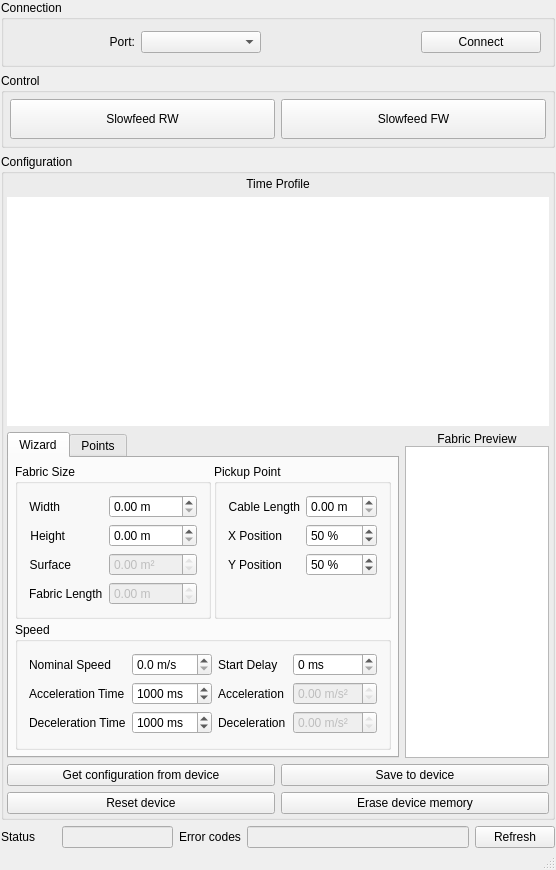
Qt form tools/ABK_config/ABK_config.ui (exmachina-dev/ABK-firmware) before a commit.
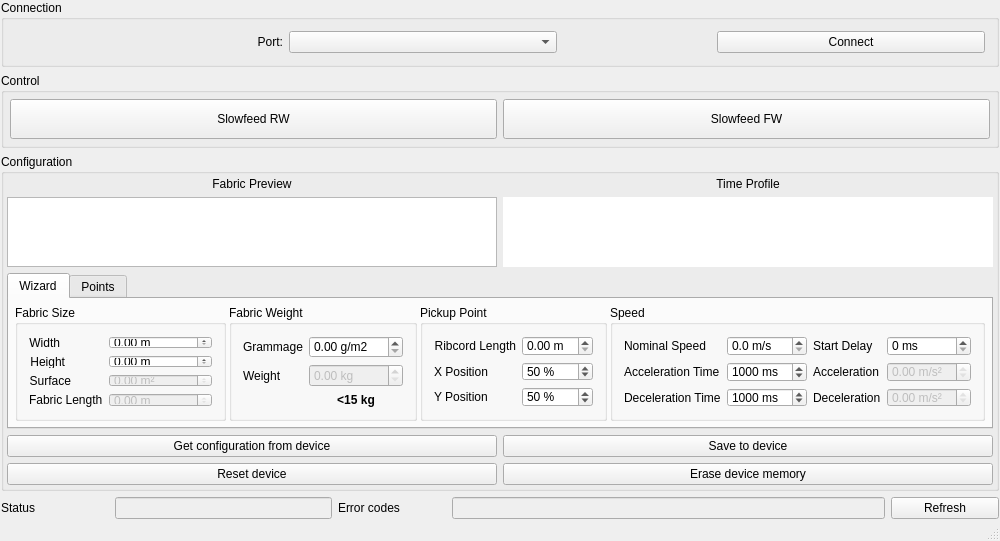
The same form after that commit. Icons and pictures are not drawn.

Commit message: - Added grammage/weight groupbox - disabled spinbox choice for max speed and speed factor, seted at 7.5 and 3.5 - modified layout disposition - setted <15kg label

```diff
--- a/tools/ABK_config/ABK_config.ui
+++ b/tools/ABK_config/ABK_config.ui
@@ -5,18 +5,21 @@
   <property name="windowModality">
    <enum>Qt::NonModal</enum>
   </property>
+  <property name="enabled">
+   <bool>true</bool>
+  </property>
   <property name="geometry">
    <rect>
     <x>0</x>
     <y>0</y>
-    <width>556</width>
-    <height>870</height>
+    <width>1000</width>
+    <height>541</height>
    </rect>
   </property>
   <property name="minimumSize">
    <size>
-    <width>555</width>
-    <height>870</height>
+    <width>1000</width>
+    <height>541</height>
    </size>
   </property>
   <property name="palette">
@@ -186,7 +189,7 @@
         </property>
         <property name="minimumSize">
          <size>
-          <width>450</width>
+          <width>850</width>
           <height>0</height>
          </size>
         </property>
@@ -207,9 +210,18 @@
           <number>3</number>
          </property>
          <item>
-          <layout class="QGridLayout" name="gridLayout_7" rowstretch="1,1000">
-           <item row="0" column="0">
+          <layout class="QGridLayout" name="gridLayout_7" rowstretch="1,1000" rowminimumheight="0,0">
+           <property name="horizontalSpacing">
+            <number>6</number>
+           </property>
+           <item row="0" column="1">
             <widget class="QLabel" name="label">
+             <property name="sizePolicy">
+              <sizepolicy hsizetype="Preferred" vsizetype="Preferred">
+               <horstretch>0</horstretch>
+               <verstretch>0</verstretch>
+              </sizepolicy>
+             </property>
              <property name="text">
               <string>Time Profile</string>
              </property>
@@ -218,7 +230,7 @@
              </property>
             </widget>
            </item>
-           <item row="1" column="0">
+           <item row="1" column="1">
             <widget class="QGraphicsView" name="profileView">
              <property name="sizePolicy">
               <sizepolicy hsizetype="MinimumExpanding" vsizetype="MinimumExpanding">
@@ -269,6 +281,39 @@
              </property>
             </widget>
            </item>
+           <item row="1" column="0">
+            <layout class="QVBoxLayout" name="verticalLayout_2" stretch="0">
+             <property name="spacing">
+              <number>0</number>
+             </property>
+             <item>
+              <widget class="QGraphicsView" name="fabricView">
+               <property name="lineWidth">
+                <number>2</number>
+               </property>
+               <property name="verticalScrollBarPolicy">
+                <enum>Qt::ScrollBarAlwaysOff</enum>
+               </property>
+               <property name="horizontalScrollBarPolicy">
+                <enum>Qt::ScrollBarAlwaysOff</enum>
+               </property>
+               <property name="sizeAdjustPolicy">
+                <enum>QAbstractScrollArea::AdjustToContents</enum>
+               </property>
+              </widget>
+             </item>
+            </layout>
+           </item>
+           <item row="0" column="0">
+            <widget class="QLabel" name="label_2">
+             <property name="text">
+              <string>Fabric Preview</string>
+             </property>
+             <property name="alignment">
+              <set>Qt::AlignCenter</set>
+             </property>
+            </widget>
+           </item>
           </layout>
          </item>
          <item>
@@ -287,7 +332,7 @@
              <property name="minimumSize">
               <size>
                <width>0</width>
-               <height>286</height>
+               <height>50</height>
               </size>
              </property>
              <property name="currentIndex">
@@ -303,7 +348,7 @@
               <property name="minimumSize">
                <size>
                 <width>0</width>
-                <height>257</height>
+                <height>100</height>
                </size>
               </property>
               <property name="accessibleName">
@@ -312,7 +357,7 @@
               <attribute name="title">
                <string>Wizard</string>
               </attribute>
-              <layout class="QGridLayout" name="gridLayout_8" columnstretch="1,1">
+              <layout class="QGridLayout" name="gridLayout_8" columnstretch="1,0,0,0,0,0">
                <property name="leftMargin">
                 <number>6</number>
                </property>
@@ -328,7 +373,69 @@
                <property name="spacing">
                 <number>3</number>
                </property>
-               <item row="1" column="1">
+               <item row="1" column="2" colspan="2">
+                <widget class="QGroupBox" name="fabricWeightGroupBox">
+                 <property name="title">
+                  <string>Fabric Weight</string>
+                 </property>
+                 <layout class="QFormLayout" name="formLayout_4">
+                  <item row="0" column="0">
+                   <widget class="QLabel" name="fabricGrammageLabel">
+                    <property name="text">
+                     <string>Grammage</string>
+                    </property>
+                   </widget>
+                  </item>
+                  <item row="1" column="0">
+                   <widget class="QLabel" name="fabricWeightLabel">
+                    <property name="text">
+                     <string>Weight</string>
+                    </property>
+                   </widget>
+                  </item>
+                  <item row="0" column="1">
+                   <widget class="QDoubleSpinBox" name="fabricGrammageDoubleSpinBox">
+                    <property name="suffix">
+                     <string> g/m2</string>
+                    </property>
+                    <property name="maximum">
+                     <double>999.899999999999977</double>
+                    </property>
+                   </widget>
+                  </item>
+                  <item row="1" column="1">
+                   <widget class="QDoubleSpinBox" name="fabricWeightDoubleSpinBox">
+                    <property name="enabled">
+                     <bool>false</bool>
+                    </property>
+                    <property name="suffix">
+                     <string> kg</string>
+                    </property>
+                   </widget>
+                  </item>
+                  <item row="2" column="1">
+                   <widget class="QLabel" name="fabricWeightLimitLabel">
+                    <property name="font">
+                     <font>
+                      <weight>75</weight>
+                      <bold>true</bold>
+                     </font>
+                    </property>
+                    <property name="text">
+                     <string> &lt;15 kg</string>
+                    </property>
+                    <property name="textFormat">
+                     <enum>Qt::AutoText</enum>
+                    </property>
+                    <property name="alignment">
+                     <set>Qt::AlignCenter</set>
+                    </property>
+                   </widget>
+                  </item>
+                 </layout>
+                </widget>
+               </item>
+               <item row="1" column="4">
                 <widget class="QGroupBox" name="pickupPointGroupBox">
                  <property name="sizePolicy">
                   <sizepolicy hsizetype="Preferred" vsizetype="MinimumExpanding">
@@ -339,13 +446,33 @@
                  <property name="minimumSize">
                   <size>
                    <width>0</width>
-                   <height>132</height>
+                   <height>100</height>
                   </size>
                  </property>
                  <property name="title">
                   <string>Pickup Point</string>
                  </property>
                  <layout class="QFormLayout" name="formLayout_2">
+                  <item row="0" column="0">
+                   <widget class="QLabel" name="cableLengthLabel">
+                    <property name="text">
+                     <string>Ribcord Length</string>
+                    </property>
+                    <property name="alignment">
+                     <set>Qt::AlignRight|Qt::AlignTrailing|Qt::AlignVCenter</set>
+                    </property>
+                   </widget>
+                  </item>
+                  <item row="0" column="1">
+                   <widget class="QDoubleSpinBox" name="cableLengthDoubleSpinBox">
+                    <property name="suffix">
+                     <string> m</string>
+                    </property>
+                    <property name="maximum">
+                     <double>50.000000000000000</double>
+                    </property>
+                   </widget>
+                  </item>
                   <item row="1" column="0">
                    <widget class="QLabel" name="pickupPointXLabel">
                     <property name="text">
@@ -372,22 +499,6 @@
                     </property>
                    </widget>
                   </item>
-                  <item row="2" column="1">
-                   <widget class="QSpinBox" name="pickupPointYSpinBox">
-                    <property name="suffix">
-                     <string> %</string>
-                    </property>
-                    <property name="maximum">
-                     <number>100</number>
-                    </property>
-                    <property name="singleStep">
-                     <number>5</number>
-                    </property>
-                    <property name="value">
-                     <number>50</number>
-                    </property>
-                   </widget>
-                  </item>
                   <item row="2" column="0">
                    <widget class="QLabel" name="pickupPointYLabel">
                     <property name="text">
@@ -395,30 +506,26 @@
                     </property>
                    </widget>
                   </item>
-                  <item row="0" column="1">
-                   <widget class="QDoubleSpinBox" name="cableLengthDoubleSpinBox">
+                  <item row="2" column="1">
+                   <widget class="QSpinBox" name="pickupPointYSpinBox">
                     <property name="suffix">
-                     <string> m</string>
+                     <string> %</string>
                     </property>
                     <property name="maximum">
-                     <double>50.000000000000000</double>
+                     <number>100</number>
                     </property>
-                   </widget>
-                  </item>
-                  <item row="0" column="0">
-                   <widget class="QLabel" name="cableLengthLabel">
-                    <property name="text">
-                     <string>Cable Length</string>
+                    <property name="singleStep">
+                     <number>5</number>
                     </property>
-                    <property name="alignment">
-                     <set>Qt::AlignRight|Qt::AlignTrailing|Qt::AlignVCenter</set>
+                    <property name="value">
+                     <number>50</number>
                     </property>
                    </widget>
                   </item>
                  </layout>
                 </widget>
                </item>
-               <item row="2" column="0" colspan="2">
+               <item row="1" column="5">
                 <widget class="QGroupBox" name="speedGroupBox">
                  <property name="sizePolicy">
                   <sizepolicy hsizetype="Preferred" vsizetype="MinimumExpanding">
@@ -429,7 +536,7 @@
                  <property name="minimumSize">
                   <size>
                    <width>0</width>
-                   <height>110</height>
+                   <height>100</height>
                   </size>
                  </property>
                  <property name="title">
@@ -582,7 +689,7 @@
                  <property name="minimumSize">
                   <size>
                    <width>0</width>
-                   <height>132</height>
+                   <height>100</height>
                   </size>
                  </property>
                  <property name="title">
@@ -639,13 +746,6 @@
                     </property>
                    </widget>
                   </item>
-                  <item row="3" column="0">
-                   <widget class="QLabel" name="fabricLengthLabel">
-                    <property name="text">
-                     <string>Fabric Length</string>
-                    </property>
-                   </widget>
-                  </item>
                   <item row="2" column="1">
                    <widget class="QDoubleSpinBox" name="fabricSurfaceDoubleSpinBox">
                     <property name="enabled">
@@ -668,6 +768,13 @@
                     </property>
                    </widget>
                   </item>
+                  <item row="3" column="0">
+                   <widget class="QLabel" name="fabricLengthLabel">
+                    <property name="text">
+                     <string>Fabric Length</string>
+                    </property>
+                   </widget>
+                  </item>
                   <item row="3" column="1">
                    <widget class="QDoubleSpinBox" name="fabricLengthDoubleSpinBox">
                     <property name="enabled">
@@ -891,39 +998,6 @@
              </widget>
             </widget>
            </item>
-           <item>
-            <layout class="QVBoxLayout" name="verticalLayout_2" stretch="1,50">
-             <property name="spacing">
-              <number>0</number>
-             </property>
-             <item>
-              <widget class="QLabel" name="label_2">
-               <property name="text">
-                <string>Fabric Preview</string>
-               </property>
-               <property name="alignment">
-                <set>Qt::AlignCenter</set>
-               </property>
-              </widget>
-             </item>
-             <item>
-              <widget class="QGraphicsView" name="fabricView">
-               <property name="lineWidth">
-                <number>2</number>
-               </property>
-               <property name="verticalScrollBarPolicy">
-                <enum>Qt::ScrollBarAlwaysOff</enum>
-               </property>
-               <property name="horizontalScrollBarPolicy">
-                <enum>Qt::ScrollBarAlwaysOff</enum>
-               </property>
-               <property name="sizeAdjustPolicy">
-                <enum>QAbstractScrollArea::AdjustToContents</enum>
-               </property>
-              </widget>
-             </item>
-            </layout>
-           </item>
           </layout>
          </item>
          <item>
```
The commit also changes 4 other files.
